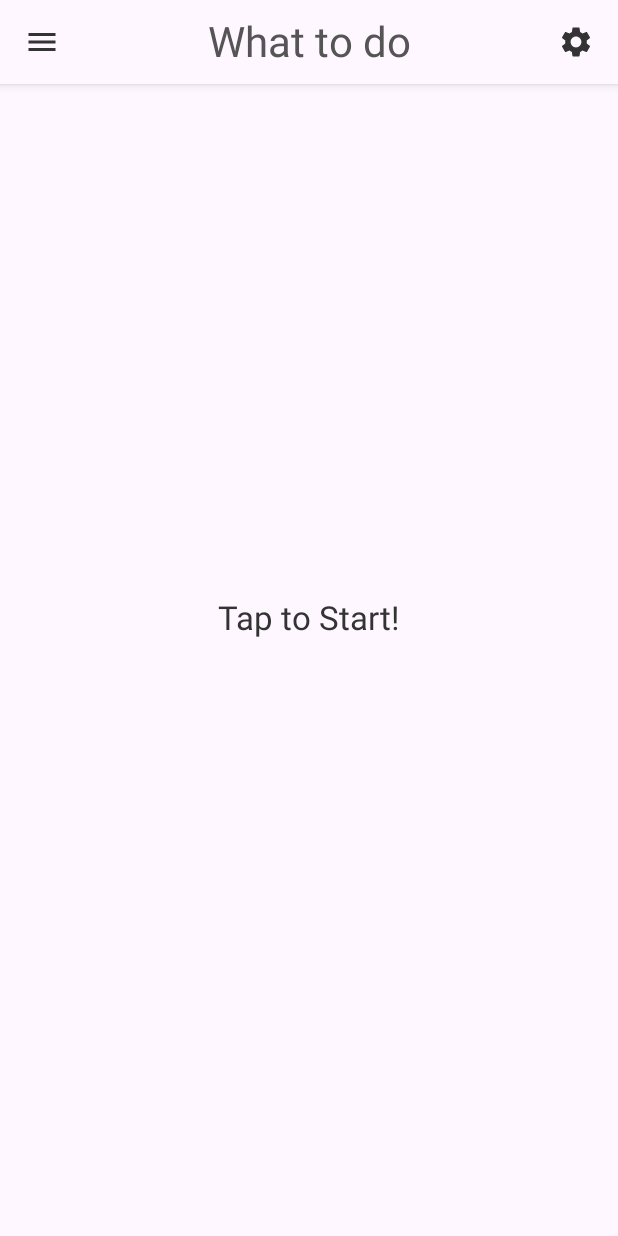
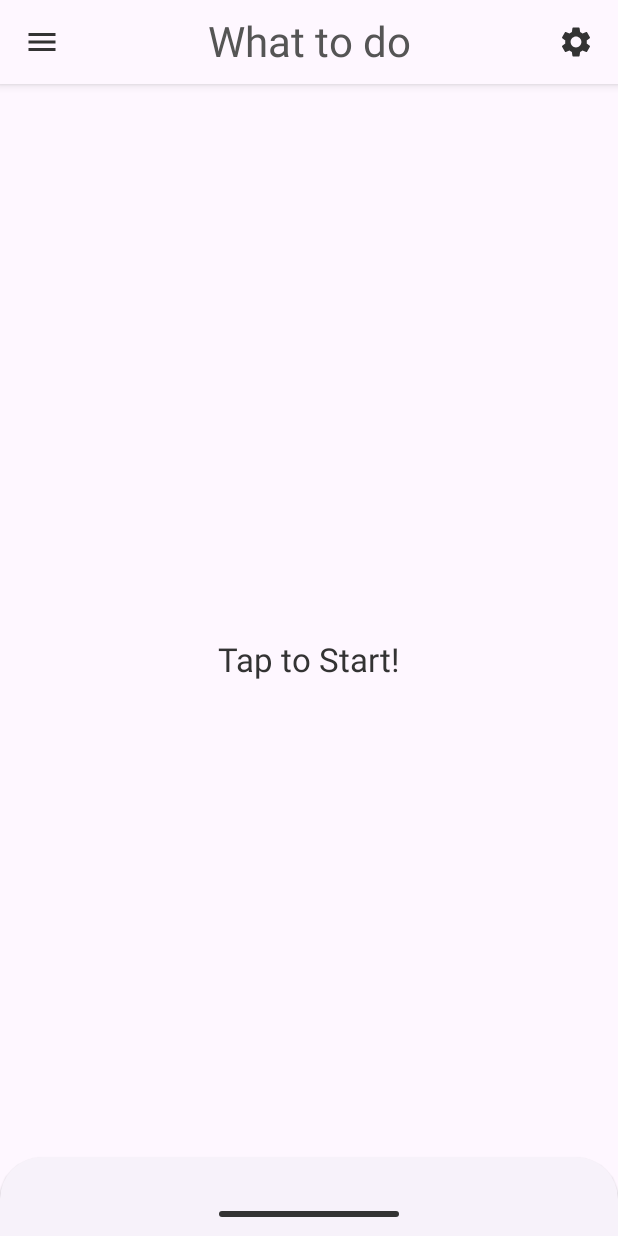
Before and after one commit to Pick-Point/PickPoint, an Android app built with Jetpack Compose: the @Preview function WhatToDoScreenPreview, on a phone screen of 412 x 824 dp. Run offline under Robolectric (Android 15) with nearby library versions, the phone set to English and light mode, and no system bars.

Commit message:
[feat]: BottomSheet DragHandle 구현  (#23)

```diff
--- /dev/null
+++ b/app/src/main/java/com/pickpoint/pickpoint/ui/common/component/DragHandle.kt
@@ -0,0 +1,31 @@
+package com.pickpoint.pickpoint.ui.common.component
+
+import androidx.compose.foundation.layout.fillMaxWidth
+import androidx.compose.foundation.layout.height
+import androidx.compose.foundation.layout.padding
+import androidx.compose.foundation.layout.width
+import androidx.compose.material3.BottomSheetDefaults
+import androidx.compose.material3.ExperimentalMaterial3Api
+import androidx.compose.runtime.Composable
+import androidx.compose.ui.Modifier
+import androidx.compose.ui.graphics.Color
+import androidx.compose.ui.tooling.preview.Preview
+import androidx.compose.ui.unit.dp
+
+@OptIn(ExperimentalMaterial3Api::class)
+@Composable
+fun DragHandle() {
+    BottomSheetDefaults.DragHandle(
+        modifier = Modifier
+            .padding(top = 14.dp, bottom = 5.dp),
+        width = 120.dp,
+        height = 4.dp,
+        color = Color(0xFF333333)
+    )
+}
+
+@Preview(showBackground = true)
+@Composable
+private fun DragHandlePreview() {
+    DragHandle()
+}
--- a/app/src/main/java/com/pickpoint/pickpoint/ui/whattodo/screen/WhatToDoScreen.kt
+++ b/app/src/main/java/com/pickpoint/pickpoint/ui/whattodo/screen/WhatToDoScreen.kt
@@ -1,6 +1,9 @@
 package com.pickpoint.pickpoint.ui.whattodo.screen
 
+import androidx.compose.foundation.layout.height
 import androidx.compose.foundation.layout.padding
+import androidx.compose.material3.BottomSheetScaffold
+import androidx.compose.material3.ExperimentalMaterial3Api
 import androidx.compose.material3.Scaffold
 import androidx.compose.runtime.Composable
 import androidx.compose.runtime.collectAsState
@@ -9,16 +12,21 @@ import androidx.compose.runtime.mutableStateOf
 import androidx.compose.runtime.remember
 import androidx.compose.runtime.setValue
 import androidx.compose.ui.Modifier
+import androidx.compose.ui.platform.LocalConfiguration
 import androidx.compose.ui.tooling.preview.Preview
+import androidx.compose.ui.unit.dp
 import androidx.lifecycle.viewmodel.compose.viewModel
+import com.pickpoint.pickpoint.ui.common.component.DragHandle
 import com.pickpoint.pickpoint.ui.common.component.TopAppBar
 import com.pickpoint.pickpoint.ui.common.util.getPointColorList
 import com.pickpoint.pickpoint.ui.common.util.getRandomElements
 import com.pickpoint.pickpoint.ui.theme.LocalPointColors
+import com.pickpoint.pickpoint.ui.whattodo.component.WTDBottomSheetContent
 import com.pickpoint.pickpoint.ui.whattodo.component.WTDRandomPicker
 import com.pickpoint.pickpoint.ui.whattodo.component.WTDSettingContent
 import com.pickpoint.pickpoint.ui.whattodo.viewmodel.WhatToDoViewmodel
 
+@OptIn(ExperimentalMaterial3Api::class)
 @Composable
 fun WhatToDoScreen(
     viewmodel: WhatToDoViewmodel = viewModel()
@@ -31,7 +39,7 @@ fun WhatToDoScreen(
 
     viewmodel.initRandomColors(LocalPointColors.current.getPointColorList())
 
-    Scaffold(
+    BottomSheetScaffold(
         topBar = {
             TopAppBar(
                 title = "What to do",
@@ -39,6 +47,21 @@ fun WhatToDoScreen(
                 onActionClick = { }
             )
         },
+        sheetContent = {
+            WTDBottomSheetContent(
+                modifier = Modifier
+                    .height(
+                        LocalConfiguration.current.screenHeightDp.dp - 56.dp
+                    ),
+                count = count,
+                resultList = resultList,
+                retryClick = { }
+            )
+        },
+        sheetPeekHeight = 53.dp,
+        sheetDragHandle = { DragHandle() }
+
+
     ) { innerPadding ->
         if (confirmed) {
             WTDSettingContent(
```
